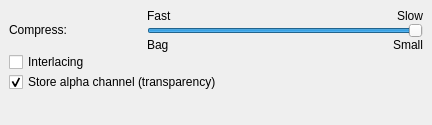
The window that filters/krita/png/kis_wdg_options_png.ui (KDE/calligra) describes before a commit, drawn with Qt 5.
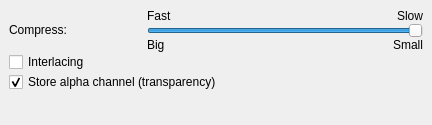
The same window after the commit.

The edit to the form file:
```diff
--- a/filters/krita/png/kis_wdg_options_png.ui
+++ b/filters/krita/png/kis_wdg_options_png.ui
@@ -116,7 +116,7 @@
 &lt;br>Note: the compression level doesn't change the quality of the result.&lt;/p></string>
        </property>
        <property name="text" >
-        <string>Bag</string>
+        <string>Big</string>
        </property>
       </widget>
      </item>
```
